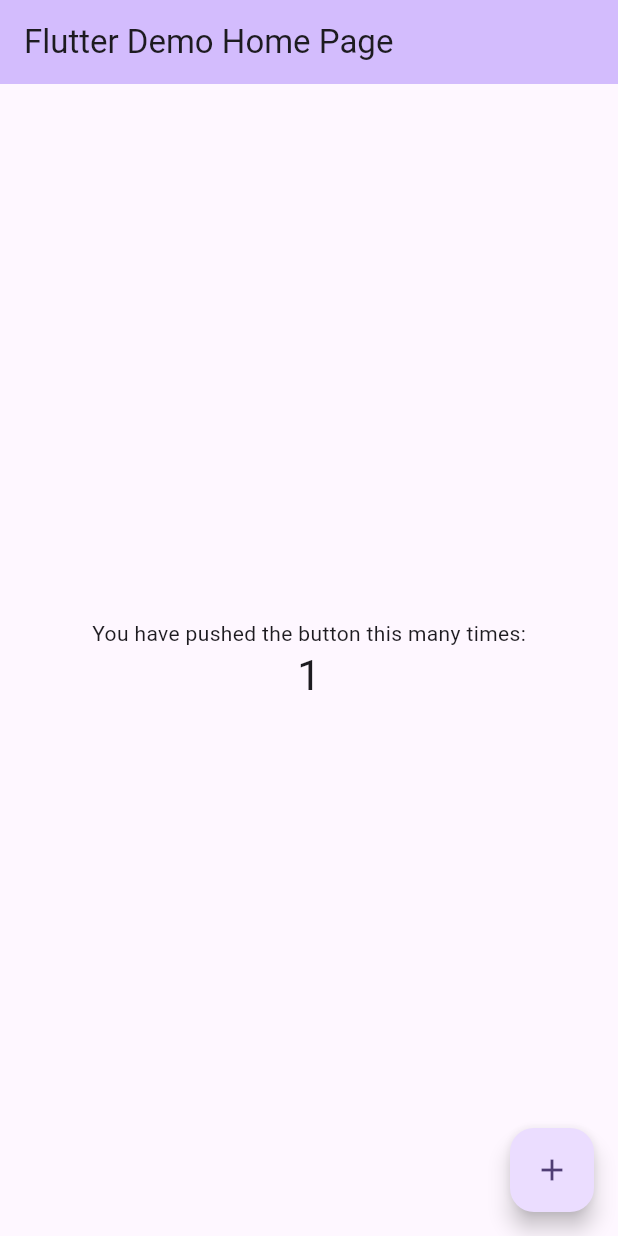
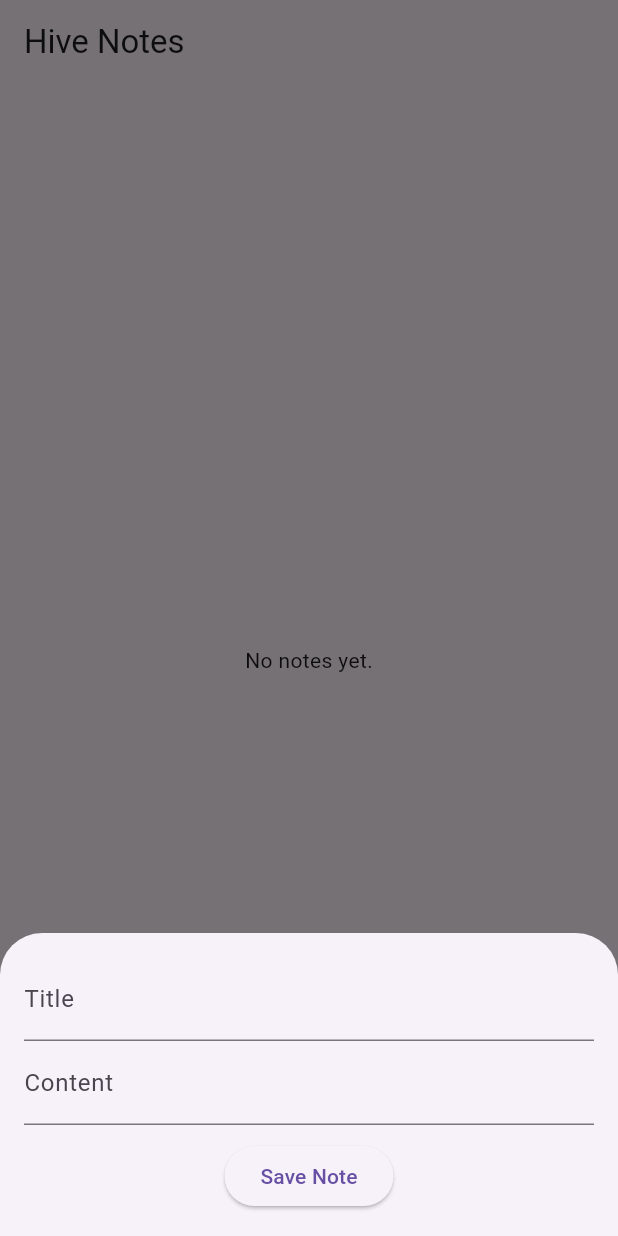
Before and after one commit to abanoub6/notes-app-with-hive-, a Flutter app: the screen it shows after launch, after a tap on the "add" icon, on a phone screen of 412 x 824 dp. Run offline on Flutter 3.47's test engine with Material 3 defaults, Android fonts, the phone set to English and light mode, and no system bars; our stand-ins replace hive, hive_flutter; accounts and stored records are empty.

Commit message:
Implement Hive-based notes functionality with add and delete features

```diff
--- /dev/null
+++ b/lib/hive_notes_screen.dart
@@ -0,0 +1,127 @@
+import 'package:flutter/material.dart';
+import 'package:hive/hive.dart';
+import 'package:hive_flutter/hive_flutter.dart';
+
+class HiveNotesScreen extends StatefulWidget {
+  const HiveNotesScreen({super.key});
+
+  @override
+  State<HiveNotesScreen> createState() => _HiveNotesScreenState();
+}
+
+class _HiveNotesScreenState extends State<HiveNotesScreen> {
+  final notesBox = Hive.box('notesBox');
+
+  final titleController = TextEditingController();
+  final contentController = TextEditingController();
+
+  void _addNote() {
+    if (titleController.text.isEmpty || contentController.text.isEmpty) return;
+
+    notesBox.add({
+      'title': titleController.text,
+      'content': contentController.text,
+    });
+
+    titleController.clear();
+    contentController.clear();
+    Navigator.pop(context);
+  }
+
+  void _deleteNote(int index) {
+    notesBox.deleteAt(index);
+  }
+
+  void _showAddNoteSheet() {
+    showModalBottomSheet(
+      context: context,
+      builder:
+          (_) => Padding(
+            padding: const EdgeInsets.all(16.0),
+            child: Column(
+              mainAxisSize: MainAxisSize.min,
+              children: [
+                TextField(
+                  controller: titleController,
+                  decoration: const InputDecoration(labelText: "Title"),
+                ),
+                TextField(
+                  controller: contentController,
+                  decoration: const InputDecoration(labelText: "Content"),
+                ),
+                const SizedBox(height: 10),
+                ElevatedButton(
+                  onPressed: _addNote,
+                  child: const Text("Save Note"),
+                ),
+              ],
+            ),
+          ),
+    );
+  }
+
+  @override
+  Widget build(BuildContext context) {
+    return Scaffold(
+      appBar: AppBar(title: const Text("Hive Notes")),
+      body: ValueListenableBuilder(
+        valueListenable: notesBox.listenable(),
+        builder: (context, box, _) {
+          final notes = box.values.toList();
+
+          if (notes.isEmpty) {
+            return const Center(child: Text("No notes yet."));
+          }
+
+          return GridView.builder(
+            padding: const EdgeInsets.all(8),
+            gridDelegate: const SliverGridDelegateWithFixedCrossAxisCount(
+              crossAxisCount: 2, // شكل Grid 2 أعمدة
+              crossAxisSpacing: 8,
+              mainAxisSpacing: 8,
+            ),
+            itemCount: notes.length,
+            itemBuilder: (context, index) {
+              final note = notes[index] as Map;
+              return Card(
+                color: Colors.teal[50],
+                child: Padding(
+                  padding: const EdgeInsets.all(8.0),
+                  child: Stack(
+                    children: [
+                      Positioned(
+                        right: 0,
+                        child: IconButton(
+                          icon: const Icon(Icons.delete, color: Colors.red),
+                          onPressed: () => _deleteNote(index),
+                        ),
+                      ),
+                      Column(
+                        crossAxisAlignment: CrossAxisAlignment.start,
+                        children: [
+                          Text(
+                            note['title'],
+                            style: const TextStyle(
+                              fontWeight: FontWeight.bold,
+                              fontSize: 16,
+                            ),
+                          ),
+                          const SizedBox(height: 5),
+                          Text(note['content']),
+                        ],
+                      ),
+                    ],
+                  ),
+                ),
+              );
+            },
+          );
+        },
+      ),
+      floatingActionButton: FloatingActionButton(
+        onPressed: _showAddNoteSheet,
+        child: const Icon(Icons.add),
+      ),
+    );
+  }
+}
--- a/lib/main.dart
+++ b/lib/main.dart
@@ -1,122 +1,24 @@
 import 'package:flutter/material.dart';
+import 'package:hive_flutter/hive_flutter.dart';
+import 'package:notes2/hive_notes_screen.dart';
 
-void main() {
+void main() async {
+  WidgetsFlutterBinding.ensureInitialized();
+  await Hive.initFlutter();
+  await Hive.openBox('notesBox');
   runApp(const MyApp());
 }
 
 class MyApp extends StatelessWidget {
   const MyApp({super.key});
 
-  // This widget is the root of your application.
   @override
   Widget build(BuildContext context) {
     return MaterialApp(
-      title: 'Flutter Demo',
-      theme: ThemeData(
-        // This is the theme of your application.
-        //
-        // TRY THIS: Try running your application with "flutter run". You'll see
-        // the application has a purple toolbar. Then, without quitting the app,
-        // try changing the seedColor in the colorScheme below to Colors.green
-        // and then invoke "hot reload" (save your changes or press the "hot
-        // reload" button in a Flutter-supported IDE, or press "r" if you used
-        // the command line to start the app).
-        //
-        // Notice that the counter didn't reset back to zero; the application
-        // state is not lost during the reload. To reset the state, use hot
-        // restart instead.
-        //
-        // This works for code too, not just values: Most code changes can be
-        // tested with just a hot reload.
-        colorScheme: ColorScheme.fromSeed(seedColor: Colors.deepPurple),
-      ),
-      home: const MyHomePage(title: 'Flutter Demo Home Page'),
+      debugShowCheckedModeBanner: false,
+      title: 'Hive Notes',
+      theme: ThemeData(primarySwatch: Colors.teal),
+      home: const HiveNotesScreen(),
     );
   }
 }
-
-class MyHomePage extends StatefulWidget {
-  const MyHomePage({super.key, required this.title});
-
-  // This widget is the home page of your application. It is stateful, meaning
-  // that it has a State object (defined below) that contains fields that affect
-  // how it looks.
-
-  // This class is the configuration for the state. It holds the values (in this
-  // case the title) provided by the parent (in this case the App widget) and
-  // used by the build method of the State. Fields in a Widget subclass are
-  // always marked "final".
-
-  final String title;
-
-  @override
-  State<MyHomePage> createState() => _MyHomePageState();
-}
-
-class _MyHomePageState extends State<MyHomePage> {
-  int _counter = 0;
-
-  void _incrementCounter() {
-    setState(() {
-      // This call to setState tells the Flutter framework that something has
-      // changed in this State, which causes it to rerun the build method below
-      // so that the display can reflect the updated values. If we changed
-      // _counter without calling setState(), then the build method would not be
-      // called again, and so nothing would appear to happen.
-      _counter++;
-    });
-  }
-
-  @override
-  Widget build(BuildContext context) {
-    // This method is rerun every time setState is called, for instance as done
-    // by the _incrementCounter method above.
-    //
-    // The Flutter framework has been optimized to make rerunning build methods
-    // fast, so that you can just rebuild anything that needs updating rather
-    // than having to individually change instances of widgets.
-    return Scaffold(
-      appBar: AppBar(
-        // TRY THIS: Try changing the color here to a specific color (to
-        // Colors.amber, perhaps?) and trigger a hot reload to see the AppBar
-        // change color while the other colors stay the same.
-        backgroundColor: Theme.of(context).colorScheme.inversePrimary,
-        // Here we take the value from the MyHomePage object that was created by
-        // the App.build method, and use it to set our appbar title.
-        title: Text(widget.title),
-      ),
-      body: Center(
-        // Center is a layout widget. It takes a single child and positions it
-        // in the middle of the parent.
-        child: Column(
-          // Column is also a layout widget. It takes a list of children and
-          // arranges them vertically. By default, it sizes itself to fit its
-          // children horizontally, and tries to be as tall as its parent.
-          //
-          // Column has various properties to control how it sizes itself and
-          // how it positions its children. Here we use mainAxisAlignment to
-          // center the children vertically; the main axis here is the vertical
-          // axis because Columns are vertical (the cross axis would be
-          // horizontal).
-          //
-          // TRY THIS: Invoke "debug painting" (choose the "Toggle Debug Paint"
-          // action in the IDE, or press "p" in the console), to see the
-          // wireframe for each widget.
-          mainAxisAlignment: MainAxisAlignment.center,
-          children: <Widget>[
-            const Text('You have pushed the button this many times:'),
-            Text(
-              '$_counter',
-              style: Theme.of(context).textTheme.headlineMedium,
-            ),
-          ],
-        ),
-      ),
-      floatingActionButton: FloatingActionButton(
-        onPressed: _incrementCounter,
-        tooltip: 'Increment',
-        child: const Icon(Icons.add),
-      ), // This trailing comma makes auto-formatting nicer for build methods.
-    );
-  }
-}
--- a/pubspec.yaml
+++ b/pubspec.yaml
@@ -30,6 +30,8 @@ environment:
 dependencies:
   flutter:
     sdk: flutter
+  hive: ^2.2.3
+  hive_flutter: ^1.1.0
 
   # The following adds the Cupertino Icons font to your application.
   # Use with the CupertinoIcons class for iOS style icons.
```
Also changed, not shown: pubspec.lock, 1 other file.
